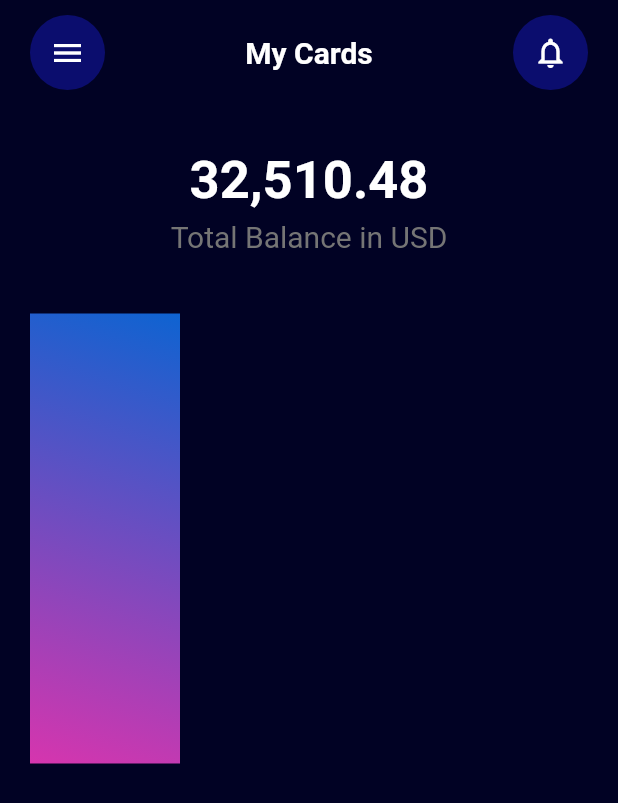
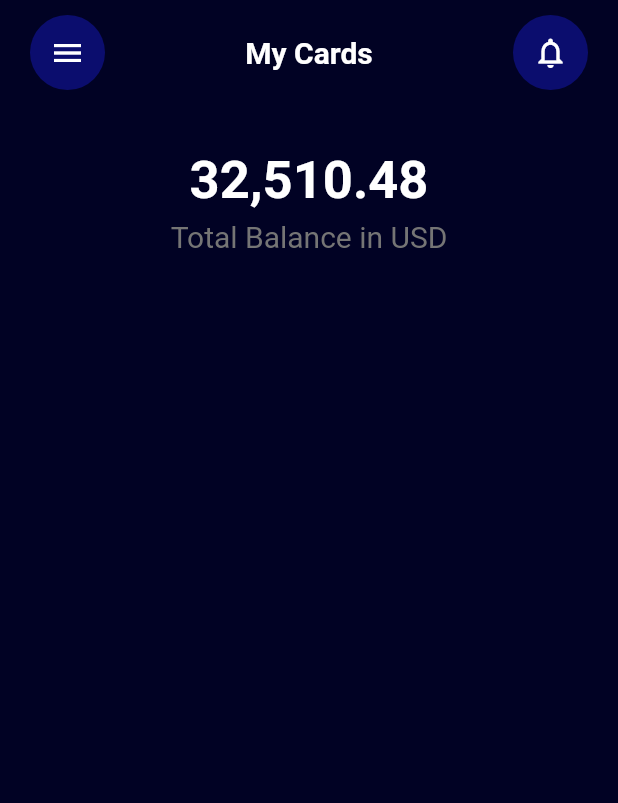
Before and after one commit to Ozurumba007/Wallet_UI_Tutorial, a Flutter app: the MyCardsScreen screen opened directly, on a phone screen of 412 x 824 dp. Shown: the top 803 px of the screen. Run offline on Flutter 3.47's test engine with Material 2 defaults, Android fonts, the phone set to English and light mode, and no system bars.

Commit message:
created a file called my_card \ customised a container in the file

```diff
--- a/lib/screen/my_cards_screen.dart
+++ b/lib/screen/my_cards_screen.dart
@@ -29,25 +29,10 @@ class _MyCardsScreenState extends State<MyCardsScreen> {
               SizedBox(height: 40),
               // List of cards
               Container(
-                height: 300,
+                height: 200,
                 child: ListView(
                   scrollDirection: Axis.horizontal,
-                  children: [
-                    Container(
-                      height: 200,
-                      width: 100,
-                      decoration: const BoxDecoration(
-                        gradient: LinearGradient(
-                          colors: [
-                            Color.fromARGB(255, 214, 53, 174),
-                            Color.fromARGB(255, 14, 99, 209),
-                          ],
-                          begin: Alignment.bottomLeft,
-                          end: Alignment.topRight,
-                        ),
-                      ),
-                    ),
-                  ],
+                  children: [],
                 ),
               ),
             ],
```
Also changed, not shown: lib/component/my_card.dart (added, +72 -0 lines).
